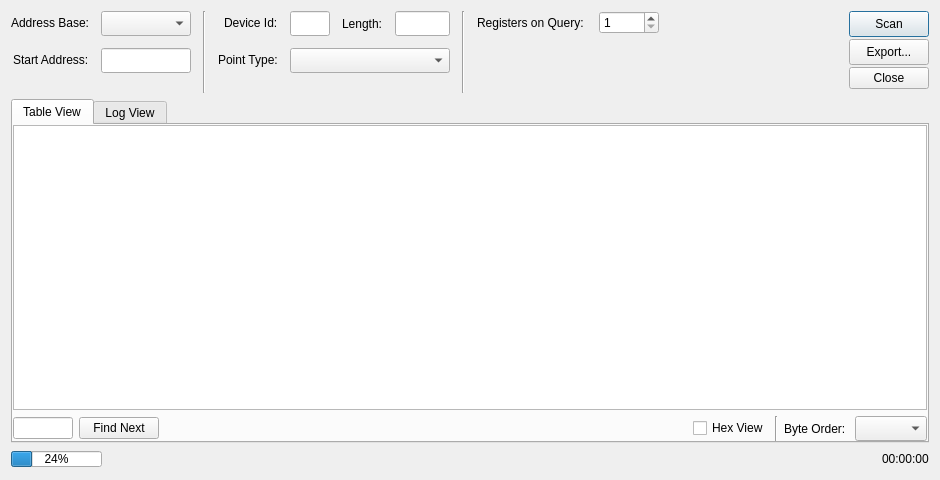
This is src/dialogs/dialogaddressscan.ui in sanny32/OpenModScan as Qt 5 draws it before an edit. The edited form follows.
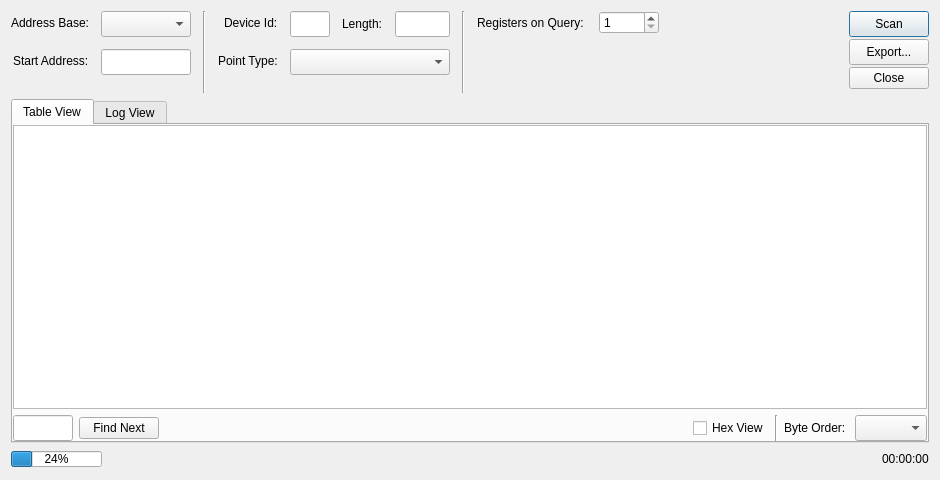
This is the edited form. The open tabs and pages were chosen to show the change. Icons and pictures are not drawn. Custom widgets are drawn as their Qt base class.

Patch:
```diff
--- a/src/dialogs/dialogaddressscan.ui
+++ b/src/dialogs/dialogaddressscan.ui
@@ -46,7 +46,7 @@
          <property name="minimumSize">
           <size>
            <width>0</width>
-           <height>25</height>
+           <height>26</height>
           </size>
          </property>
          <property name="maximumSize">
@@ -75,7 +75,7 @@
          <property name="minimumSize">
           <size>
            <width>0</width>
-           <height>25</height>
+           <height>26</height>
           </size>
          </property>
          <property name="maximumSize">
@@ -113,7 +113,7 @@
            <property name="minimumSize">
             <size>
              <width>0</width>
-             <height>25</height>
+             <height>26</height>
             </size>
            </property>
            <property name="maximumSize">
@@ -148,7 +148,7 @@
            <property name="minimumSize">
             <size>
              <width>0</width>
-             <height>25</height>
+             <height>26</height>
             </size>
            </property>
            <property name="maximumSize">
@@ -179,7 +179,7 @@
          <property name="minimumSize">
           <size>
            <width>160</width>
-           <height>25</height>
+           <height>26</height>
           </size>
          </property>
         </widget>
@@ -381,6 +381,12 @@
              <verstretch>0</verstretch>
             </sizepolicy>
            </property>
+           <property name="minimumSize">
+            <size>
+             <width>0</width>
+             <height>26</height>
+            </size>
+           </property>
            <property name="maximumSize">
             <size>
              <width>60</width>
@@ -435,7 +441,7 @@
            <property name="minimumSize">
             <size>
              <width>0</width>
-             <height>25</height>
+             <height>26</height>
             </size>
            </property>
            <property name="sizeAdjustPolicy">
```
